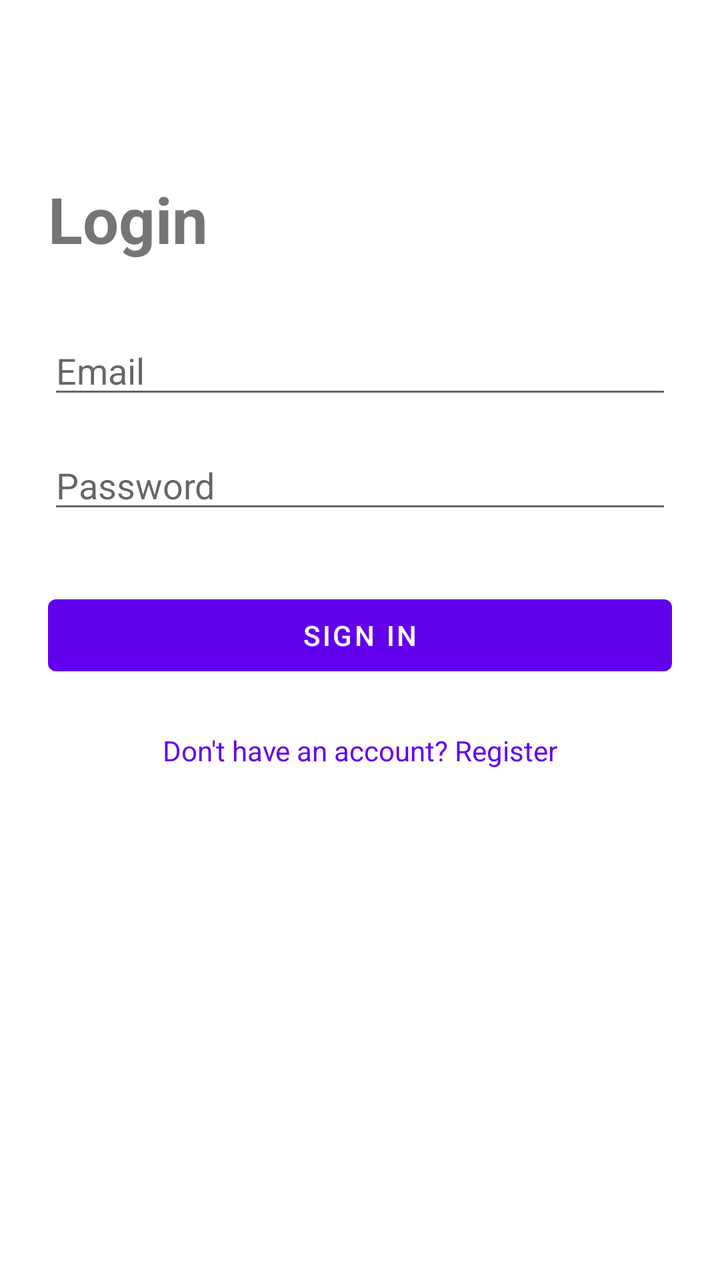
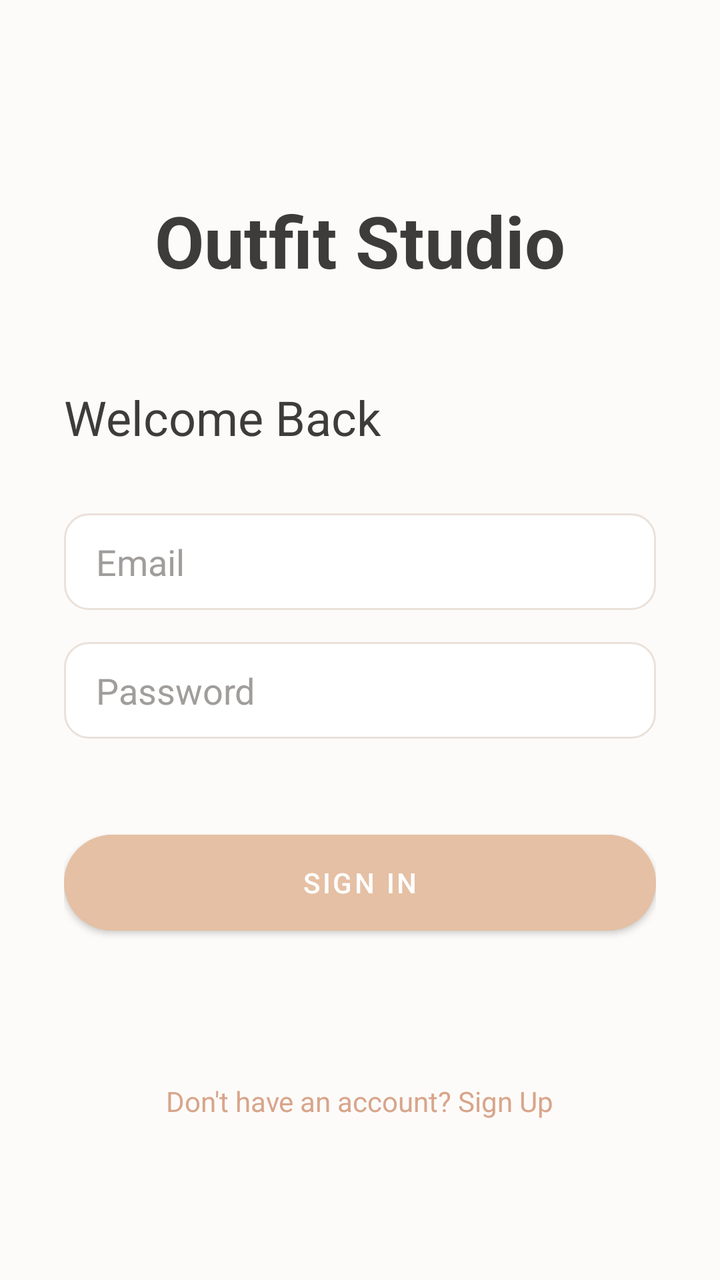

Compare the two renders of this Android layout. The source of the first and the diff that turns it into the second are given below.
<!-- AndroidManifest.xml: application theme Theme.OutfitStudio -->
<!-- res/layout/activity_login.xml -->
<?xml version="1.0" encoding="utf-8"?>
<androidx.constraintlayout.widget.ConstraintLayout xmlns:android="http://schemas.android.com/apk/res/android"
    xmlns:app="http://schemas.android.com/apk/res-auto"
    android:layout_width="match_parent"
    android:layout_height="match_parent"
    android:padding="24dp">

    <TextView
        android:id="@+id/tvLoginTitle"
        android:layout_width="wrap_content"
        android:layout_height="wrap_content"
        android:text="@string/title_login"
        android:textSize="32sp"
        android:textStyle="bold"
        app:layout_constraintTop_toTopOf="parent"
        app:layout_constraintStart_toStartOf="parent"
        android:layout_marginTop="64dp"/>

    <EditText
        android:id="@+id/etEmail"
        android:layout_width="match_parent"
        android:layout_height="wrap_content"
        android:hint="@string/prompt_email"
        android:inputType="textEmailAddress"
        app:layout_constraintTop_toBottomOf="@id/tvLoginTitle"
        android:layout_marginTop="32dp"/>

    <EditText
        android:id="@+id/etPassword"
        android:layout_width="match_parent"
        android:layout_height="wrap_content"
        android:hint="@string/prompt_password"
        android:inputType="textPassword"
        app:layout_constraintTop_toBottomOf="@id/etEmail"
        android:layout_marginTop="16dp"/>

    <Button
        android:id="@+id/btnLogin"
        android:layout_width="match_parent"
        android:layout_height="wrap_content"
        android:text="@string/action_sign_in"
        app:layout_constraintTop_toBottomOf="@id/etPassword"
        android:layout_marginTop="32dp"/>

    <TextView
        android:id="@+id/tvToRegister"
        android:layout_width="wrap_content"
        android:layout_height="wrap_content"
        android:text="@string/action_to_register"
        android:textColor="?attr/colorPrimary"
        android:padding="8dp"
        app:layout_constraintTop_toBottomOf="@id/btnLogin"
        app:layout_constraintStart_toStartOf="parent"
        app:layout_constraintEnd_toEndOf="parent"
        android:layout_marginTop="16dp"/>

</androidx.constraintlayout.widget.ConstraintLayout>
<!-- resources referenced by this layout -->
<resources>
  <string name="action_sign_in">Sign In</string>
  <string name="action_to_register">Don\'t have an account? Register</string>
  <string name="prompt_email">Email</string>
  <string name="prompt_password">Password</string>
  <string name="title_login">Login</string>
  <style name="Theme.OutfitStudio" parent="Theme.MaterialComponents.DayNight.NoActionBar">
          
          <item name="colorPrimary">#6200EE</item>
          <item name="colorPrimaryVariant">#3700B3</item>
          <item name="colorOnPrimary">#FFFFFF</item>
          
          <item name="colorSecondary">#03DAC5</item>
          <item name="colorSecondaryVariant">#018786</item>
          <item name="colorOnSecondary">#000000</item>
          
          <item name="android:statusBarColor">?attr/colorPrimaryVariant</item>
      </style>
</resources>

<!-- the commit's change to res/layout/activity_login.xml (unified diff, before → after) -->
@@ -3,25 +3,42 @@
     xmlns:app="http://schemas.android.com/apk/res-auto"
     android:layout_width="match_parent"
     android:layout_height="match_parent"
-    android:padding="24dp">
+    android:background="@color/background"
+    android:padding="32dp">
+
+    <TextView
+        android:id="@+id/tvLogo"
+        android:layout_width="wrap_content"
+        android:layout_height="wrap_content"
+        android:text="Outfit Studio"
+        android:textSize="36sp"
+        android:textStyle="bold"
+        android:textColor="@color/on_background"
+        app:layout_constraintTop_toTopOf="parent"
+        app:layout_constraintStart_toStartOf="parent"
+        app:layout_constraintEnd_toEndOf="parent"
+        android:layout_marginTop="64dp"/>
 
     <TextView
         android:id="@+id/tvLoginTitle"
         android:layout_width="wrap_content"
         android:layout_height="wrap_content"
-        android:text="@string/title_login"
-        android:textSize="32sp"
-        android:textStyle="bold"
-        app:layout_constraintTop_toTopOf="parent"
+        android:text="Welcome Back"
+        android:textSize="24sp"
+        android:textColor="@color/on_background"
+        app:layout_constraintTop_toBottomOf="@id/tvLogo"
         app:layout_constraintStart_toStartOf="parent"
-        android:layout_marginTop="64dp"/>
+        android:layout_marginTop="48dp"/>
 
     <EditText
         android:id="@+id/etEmail"
         android:layout_width="match_parent"
         android:layout_height="wrap_content"
-        android:hint="@string/prompt_email"
+        android:hint="Email"
         android:inputType="textEmailAddress"
+        android:background="@drawable/bg_edit_text"
+        android:textColor="@color/on_surface"
+        android:textColorHint="@color/text_hint"
         app:layout_constraintTop_toBottomOf="@id/tvLoginTitle"
         android:layout_marginTop="32dp"/>
 
@@ -29,8 +46,11 @@
         android:id="@+id/etPassword"
         android:layout_width="match_parent"
         android:layout_height="wrap_content"
-        android:hint="@string/prompt_password"
+        android:hint="Password"
         android:inputType="textPassword"
+        android:background="@drawable/bg_edit_text"
+        android:textColor="@color/on_surface"
+        android:textColorHint="@color/text_hint"
         app:layout_constraintTop_toBottomOf="@id/etEmail"
         android:layout_marginTop="16dp"/>
 
@@ -38,20 +58,33 @@
         android:id="@+id/btnLogin"
         android:layout_width="match_parent"
         android:layout_height="wrap_content"
-        android:text="@string/action_sign_in"
+        android:text="Sign In"
+        android:textColor="@color/on_primary"
+        android:background="@drawable/bg_button_rounded"
         app:layout_constraintTop_toBottomOf="@id/etPassword"
-        android:layout_marginTop="32dp"/>
+        android:layout_marginTop="48dp"
+        app:backgroundTint="@null"/>
+
+    <ProgressBar
+        android:id="@+id/progressBar"
+        android:layout_width="wrap_content"
+        android:layout_height="wrap_content"
+        android:visibility="gone"
+        app:layout_constraintTop_toTopOf="@id/btnLogin"
+        app:layout_constraintBottom_toBottomOf="@id/btnLogin"
+        app:layout_constraintStart_toStartOf="parent"
+        app:layout_constraintEnd_toEndOf="parent" />
 
     <TextView
         android:id="@+id/tvToRegister"
         android:layout_width="wrap_content"
         android:layout_height="wrap_content"
-        android:text="@string/action_to_register"
-        android:textColor="?attr/colorPrimary"
-        android:padding="8dp"
-        app:layout_constraintTop_toBottomOf="@id/btnLogin"
+        android:text="Don't have an account? Sign Up"
+        android:textColor="@color/primary_variant"
+        android:padding="16dp"
+        app:layout_constraintBottom_toBottomOf="parent"
         app:layout_constraintStart_toStartOf="parent"
         app:layout_constraintEnd_toEndOf="parent"
-        android:layout_marginTop="16dp"/>
+        android:layout_marginBottom="32dp"/>
 
 </androidx.constraintlayout.widget.ConstraintLayout>
<!-- resource entries referenced after the edit -->
@@ -1,21 +1,45 @@
 <!-- resources referenced by this layout -->
 <resources>
-  <string name="action_sign_in">Sign In</string>
-  <string name="action_to_register">Don\'t have an account? Register</string>
-  <string name="prompt_email">Email</string>
-  <string name="prompt_password">Password</string>
-  <string name="title_login">Login</string>
+  <color name="background">#FDFBF9</color>
+  <color name="on_background">#3E3C3A</color>
+  <color name="on_primary">#FFFFFF</color>
+  <color name="on_surface">#3E3C3A</color>
+  <color name="primary_variant">#D8A58B</color>
+  <color name="text_hint">#A09D9B</color>
+  <!-- drawable bg_button_rounded (drawable) -->
+  <?xml version="1.0" encoding="utf-8"?>
+  <shape xmlns:android="http://schemas.android.com/apk/res/android"
+      android:shape="rectangle">
+      <solid android:color="@color/primary"/>
+      <corners android:radius="24dp"/>
+  </shape>
+  <!-- drawable bg_edit_text (drawable) -->
+  <?xml version="1.0" encoding="utf-8"?>
+  <shape xmlns:android="http://schemas.android.com/apk/res/android"
+      android:shape="rectangle">
+      <solid android:color="@color/surface"/>
+      <stroke android:width="1dp" android:color="@color/card_border"/>
+      <corners android:radius="12dp"/>
+      <padding android:left="16dp" android:right="16dp" android:top="12dp" android:bottom="12dp"/>
+  </shape>
   <style name="Theme.OutfitStudio" parent="Theme.MaterialComponents.DayNight.NoActionBar">
           
-          <item name="colorPrimary">#6200EE</item>
-          <item name="colorPrimaryVariant">#3700B3</item>
-          <item name="colorOnPrimary">#FFFFFF</item>
+          <item name="colorPrimary">@color/primary</item>
+          <item name="colorPrimaryVariant">@color/primary_variant</item>
+          <item name="colorOnPrimary">@color/on_primary</item>
           
-          <item name="colorSecondary">#03DAC5</item>
-          <item name="colorSecondaryVariant">#018786</item>
-          <item name="colorOnSecondary">#000000</item>
+          <item name="colorSecondary">@color/primary</item>
+          <item name="colorSecondaryVariant">@color/primary_variant</item>
+          <item name="colorOnSecondary">@color/on_primary</item>
           
-          <item name="android:statusBarColor">?attr/colorPrimaryVariant</item>
+          <item name="android:colorBackground">@color/background</item>
+          <item name="colorSurface">@color/surface</item>
+          
+          <item name="android:statusBarColor">@color/background</item>
+          <item name="android:windowLightStatusBar">true</item>
       </style>
+  <color name="primary">#E5C0A4</color>
+  <color name="surface">#FFFFFF</color>
+  <color name="card_border">#EAE1D9</color>
 </resources>
 
